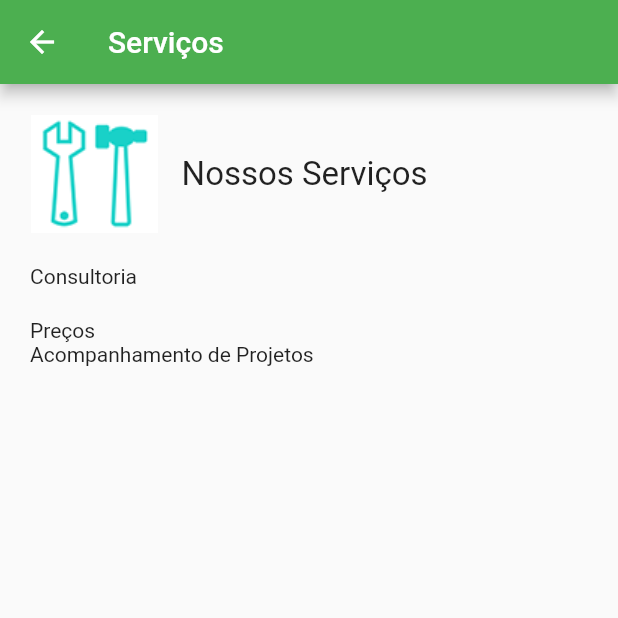
After one commit to TiaguinhoCode/AtmConsultoria, a Flutter app: the TelaServico screen opened directly, on a phone screen of 412 x 824 dp, the top half of it. The commit adds this screen. Run offline on Flutter 3.47's test engine with Material 2 defaults, Android fonts, the light colour scheme and no system bars.

Commit message:
Tela de serviços finalizada

```diff
--- a/lib/TelaPrincipal.dart
+++ b/lib/TelaPrincipal.dart
@@ -1,5 +1,6 @@
 import 'package:flutter/material.dart';
 import 'package:atmconsultoria/TelaEmpresa.dart';
+import 'package:atmconsultoria/TelaServico.dart';
 
 class TelaPrincipal extends StatefulWidget {
   const TelaPrincipal({Key? key}) : super(key: key);
@@ -47,9 +48,15 @@ class _TelaPrincipalState extends State<TelaPrincipal> {
                     height: 150,
                   ),
                 ),
-                Image.asset(
-                  "images/menu_servico.png",
-                  height: 150,
+                GestureDetector(
+                  onTap: () {
+                    Navigator.push(context,
+                        MaterialPageRoute(builder: (context) => TelaServico()));
+                  },
+                  child: Image.asset(
+                    "images/menu_servico.png",
+                    height: 150,
+                  ),
                 ),
               ],
             ),
--- /dev/null
+++ b/lib/TelaServico.dart
@@ -0,0 +1,51 @@
+import 'dart:ui';
+
+import 'package:flutter/material.dart';
+
+class TelaServico extends StatefulWidget {
+  const TelaServico({Key? key}) : super(key: key);
+
+  @override
+  State<TelaServico> createState() => _TelaServicoState();
+}
+
+class _TelaServicoState extends State<TelaServico> {
+  @override
+  Widget build(BuildContext context) {
+    return Scaffold(
+      appBar: AppBar(
+        title: Text("Serviços"),
+        backgroundColor: Colors.green,
+      ),
+      body: Container(
+        margin: EdgeInsets.only(
+          top: 20,
+          left: 20,
+        ),
+        child: Column(
+          crossAxisAlignment: CrossAxisAlignment.start,
+          children: [
+            Row(
+              children: [
+                Image.asset(
+                  "images/detalhe_servico.png",
+                  height: 80,
+                ),
+                Padding(padding: EdgeInsets.only(left: 15)),
+                Text("Nossos Serviços", style: TextStyle(fontSize: 22))
+              ],
+            ),
+            Padding(
+              padding: EdgeInsets.only(top: 20, bottom: 20),
+              child: Column(
+                children: [Text("Consultoria")],
+              ),
+            ),
+            Text("Preços"),
+            Text("Acompanhamento de Projetos")
+          ],
+        ),
+      ),
+    );
+  }
+}
```
